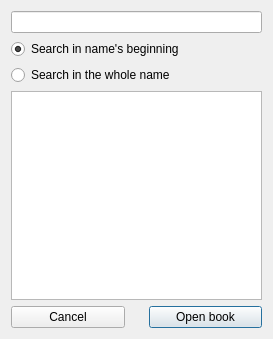
This is trunk/bookfind.ui in MosheWagner/Orayta-QT as Qt 5 draws it before an edit. The edited form follows.
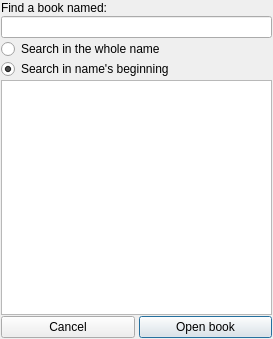
This is the edited form.

Patch:
```diff
--- a/trunk/bookfind.ui
+++ b/trunk/bookfind.ui
@@ -17,8 +17,41 @@
    <enum>Qt::LeftToRight</enum>
   </property>
   <layout class="QVBoxLayout" name="verticalLayout">
+   <property name="spacing">
+    <number>1</number>
+   </property>
+   <property name="margin">
+    <number>1</number>
+   </property>
    <item>
-    <widget class="QLineEdit" name="lineEdit"/>
+    <widget class="QLabel" name="label_3">
+     <property name="text">
+      <string>Find a book named:</string>
+     </property>
+    </widget>
+   </item>
+   <item>
+    <widget class="QLineEdit" name="lineEdit">
+     <property name="text">
+      <string/>
+     </property>
+    </widget>
+   </item>
+   <item>
+    <widget class="QWidget" name="radioGRP" native="true">
+     <layout class="QVBoxLayout" name="verticalLayout_2">
+      <property name="spacing">
+       <number>0</number>
+      </property>
+      <property name="margin">
+       <number>0</number>
+      </property>
+      <item>
+       <widget class="QRadioButton" name="radioButton">
+        <property name="text">
+         <string>Search in the whole name</string>
+        </property>
+       </widget>
    </item>
    <item>
     <widget class="QRadioButton" name="radioButton_2">
@@ -30,22 +63,19 @@
      </property>
     </widget>
    </item>
-   <item>
-    <widget class="QRadioButton" name="radioButton">
-     <property name="text">
-      <string>Search in the whole name</string>
-     </property>
+     </layout>
     </widget>
    </item>
    <item>
     <widget class="QListWidget" name="listWidget"/>
    </item>
    <item>
+    <widget class="QWidget" name="buttonGRP" native="true">
     <layout class="QHBoxLayout" name="horizontalLayout">
      <property name="spacing">
-      <number>24</number>
-     </property>
-     <property name="topMargin">
+       <number>4</number>
+      </property>
+      <property name="margin">
       <number>0</number>
      </property>
      <item>
@@ -69,6 +99,7 @@
       </widget>
      </item>
     </layout>
+    </widget>
    </item>
   </layout>
  </widget>
```
Lines whose indentation alone changed are shown as unchanged.
